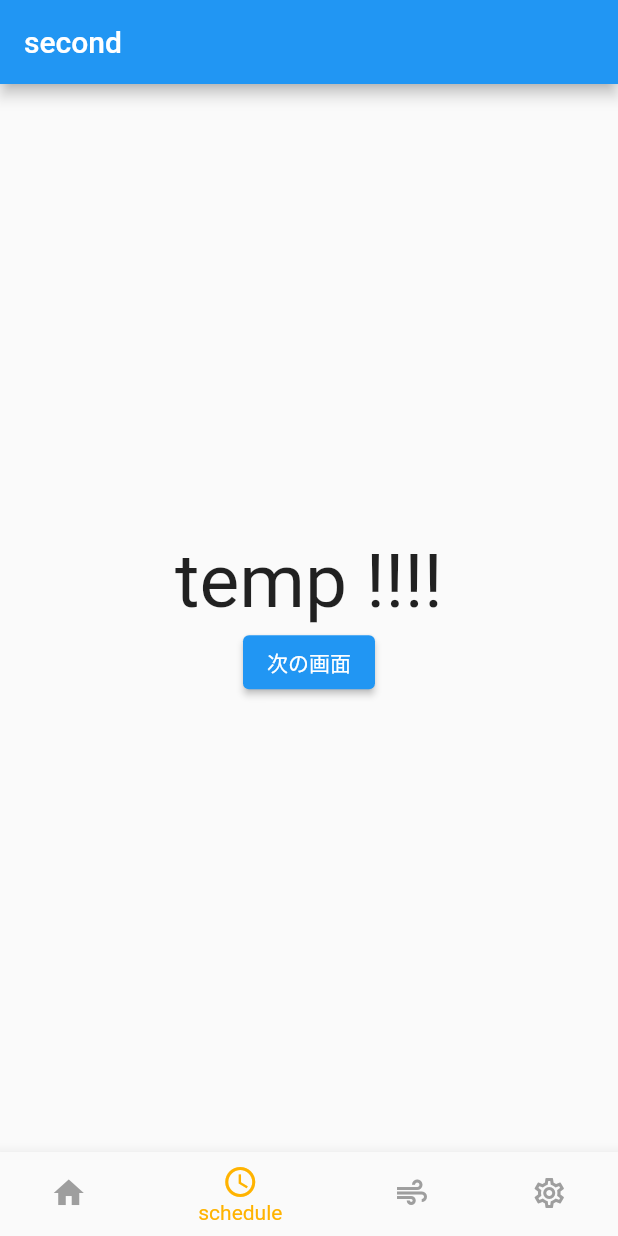
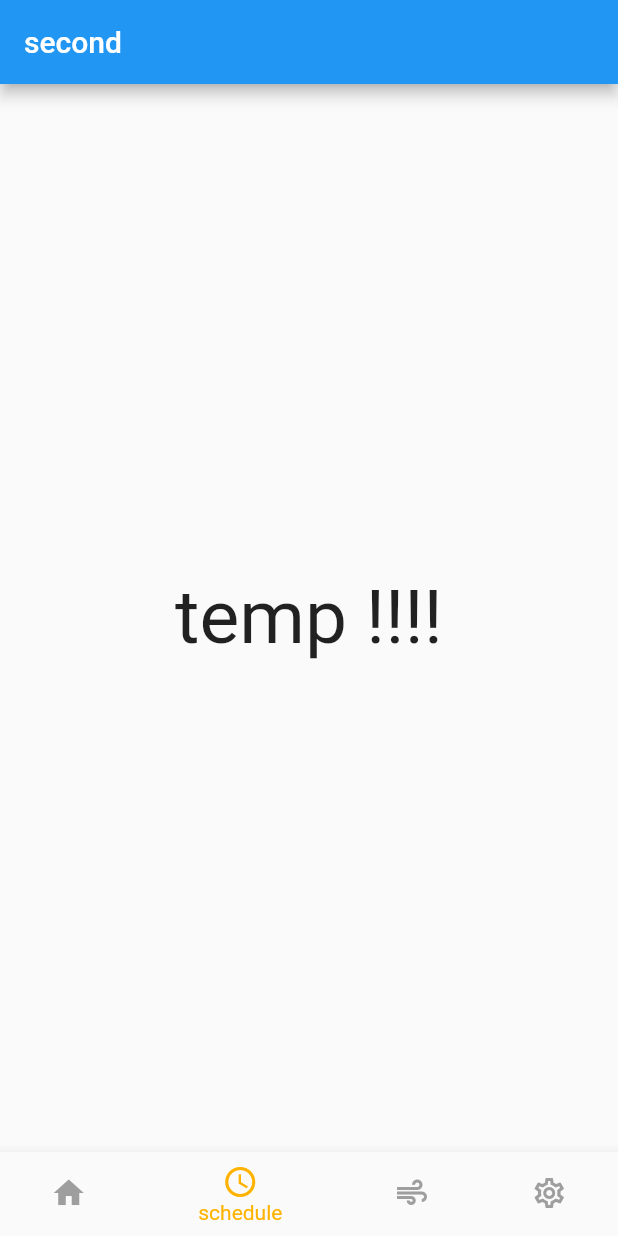
Before and after one commit to GawinGowin/flutter_train, a Flutter app: the screen it shows after launch, item 2 of the bottom bar chosen, on a phone screen of 412 x 824 dp. Run offline on Flutter 3.47's test engine with Material 2 defaults, Android fonts, the phone set to English and light mode, and no system bars; our stand-ins replace flutter_riverpod.

Commit message:
del some button

```diff
--- a/lib/main.dart
+++ b/lib/main.dart
@@ -6,7 +6,6 @@ import 'package:flutter_train/first_page.dart';
 import 'package:flutter_train/second_page.dart';
 import 'package:flutter_train/third_page.dart';
 import 'package:flutter_train/fourth_page.dart';
-
 
 void main() {
   const app = MaterialApp(home: Rooter());
@@ -39,7 +38,7 @@ class Rooter extends ConsumerWidget {
         ),
       BottomNavigationBarItem(
         icon: Icon(Icons.settings_outlined),
-        label:"s"
+        label:"settings"
         ),
     ];
     final bar = BottomNavigationBar(
@@ -55,7 +54,7 @@ class Rooter extends ConsumerWidget {
 
     final pages = [
       FirstPage(),
-      SecondPage("temp"),
+      SecondPage(),
       ThirdPage(),
       FourthPage()
     ];
--- a/lib/second_page.dart
+++ b/lib/second_page.dart
@@ -2,10 +2,6 @@ import 'package:flutter/material.dart';
 import 'package:flutter_train/third_page.dart';
 
 class SecondPage extends StatelessWidget {
-
-  SecondPage(this.name);
-  final String name;
-
   @override
   Widget build(BuildContext context) {
     return Scaffold(
@@ -17,17 +13,8 @@ class SecondPage extends StatelessWidget {
         child: Column(
           mainAxisAlignment: MainAxisAlignment.center,
           children: [
-            Text("$name !!!!", style: TextStyle(fontSize: 50),),
-            Container(
-                child: ElevatedButton(
-                onPressed: (){
-                    Navigator.push(context,
-                     MaterialPageRoute(builder: (context) => ThirdPage()),
-                     );
-                },
-                child: Text("次の画面"),),
-            ),
-          ],
+            Text("temp !!!!", style: TextStyle(fontSize: 50),),
+            ],
         ),
       )
 
```
Also changed, not shown: lib/first_page.dart (+11 -7 lines), lib/fourth_page.dart (+1 -8 lines), lib/third_page.dart (+0 -15 lines).
